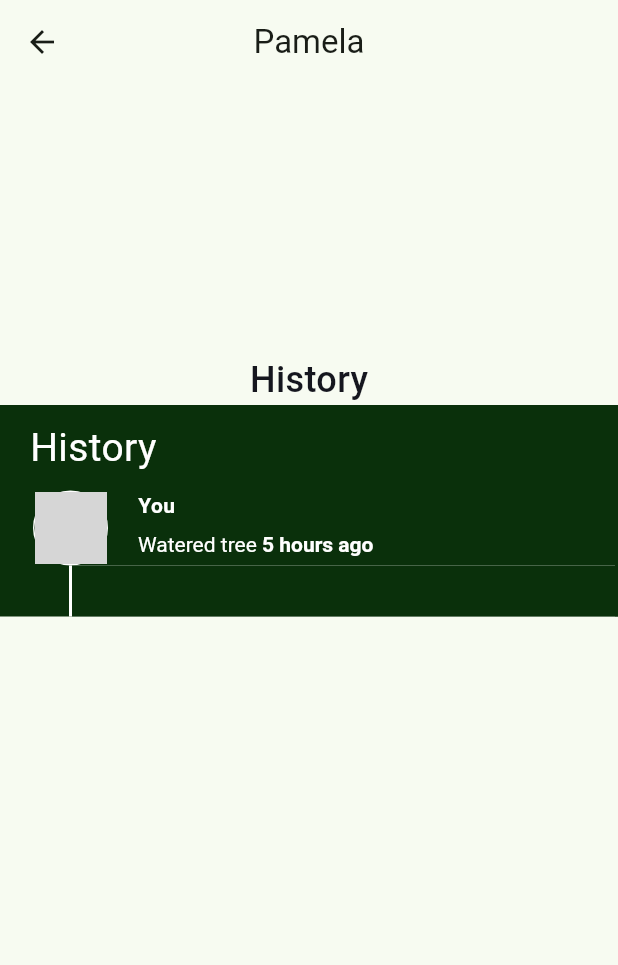
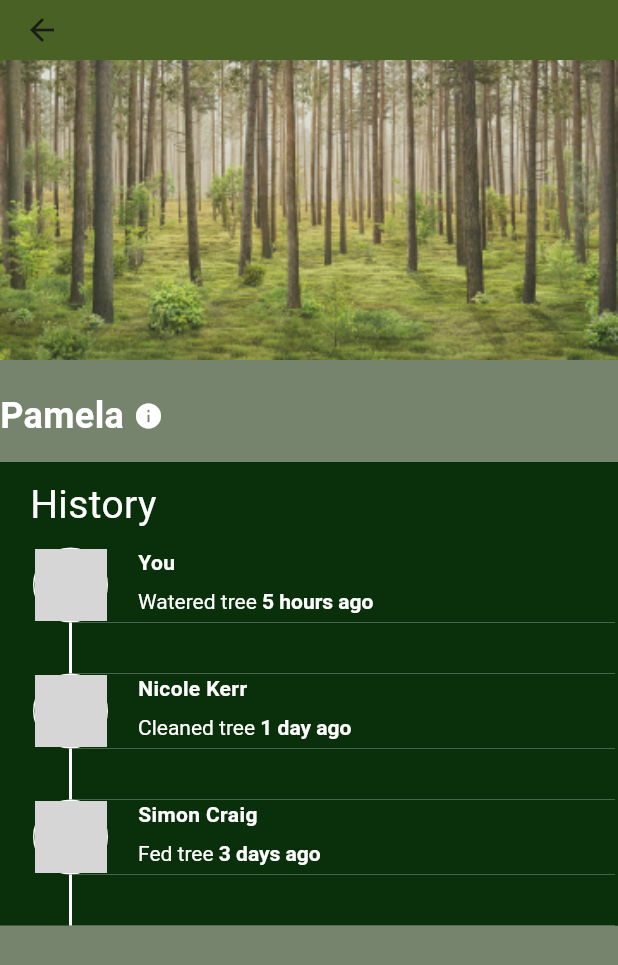
Before and after one commit to ChaiB04/treebud, a Flutter app: the InfoTree screen opened directly, on a phone screen of 412 x 824 dp. Shown: the top 965 px of the screen. Run offline on Flutter 3.47's test engine with Material 3 defaults, Android fonts, the phone set to English and light mode, and no system bars; missing offline and left inert: arcore_flutter_plugin; network calls fail; Roboto replaces fonts that are missing (Montserrat, Outfit); grey boxes are pictures that could not be loaded.

Commit message:
added the image banner and appbar

```diff
--- a/tree_bud/lib/screens/infotree.dart
+++ b/tree_bud/lib/screens/infotree.dart
@@ -2,35 +2,52 @@ import 'package:ar_function/widgets/historyname.dart';
 import 'package:flutter/material.dart';
 
 class InfoTree extends StatelessWidget {
-  const InfoTree({Key? key}) : super(key: key);
+  const InfoTree({super.key});
 
   @override
   Widget build(BuildContext context) {
     return Scaffold(
       appBar: AppBar(
-        title: const Text('Pamela'),
-        centerTitle: true,
+        backgroundColor: const Color.fromRGBO(73, 97, 36, 1.0),
+        toolbarHeight: 40,
       ),
-      body: SingleChildScrollView(
-        child: Column(
-          mainAxisSize: MainAxisSize.max,
+      backgroundColor: const Color.fromARGB(255, 118, 131, 109),
+      body: Column(
         crossAxisAlignment: CrossAxisAlignment.start,
         children: [
-            const Align(
-              alignment: AlignmentDirectional(0, 0),
-              child: Padding(
-                padding: EdgeInsetsDirectional.fromSTEB(0, 180, 0, 0),
-                child: Text(
-                  'History',
+           Image.asset(
+            'assets/images/boomstam.png',
+            height: 200,
+            width: double.infinity,
+            fit: BoxFit.cover,
+          ),
+          Padding(
+            padding: const EdgeInsets.only(top: 20.0, bottom: 40.0),
+            child: Column(
+              mainAxisAlignment: MainAxisAlignment.spaceBetween,
+              children: [
+               const Padding(
+                padding: EdgeInsets.only(bottom: 14.0),
+                child: Row(
+                  children: [
+                    Text(
+                      'Pamela ',
                       style: TextStyle(
-                    fontFamily: 'Outfit',
-                    color: Color(0xFF15161E),
+                        color: Colors.white,
                         fontSize: 24,
-                    fontWeight: FontWeight.w500,
+                        fontWeight: FontWeight.bold,
                       ),
                     ),
+                    Icon(
+                      Icons.info,
+                      color: Colors.white,
+                      size: 20),
+                    ]
                 ),
               ),
+
+
+
           Container(
             color: const Color.fromARGB(255, 10, 48, 11),
             child: const Column(
@@ -50,6 +67,7 @@ class InfoTree extends StatelessWidget {
                     ),
                   ),
                 ),
+
                 ProfileInfo(
                   imageUrl: 'https://images.unsplash.com/photo-1633332755192-727a05c4013d?ixlib=rb-1.2.1&ixid=MnwxMjA3fDB8MHxzZWFyY2h8MXx8dXNlcnxlbnwwfHwwfHw%3D&auto=format&fit=crop&w=900&q=60',
                   name: 'You',
@@ -57,12 +75,31 @@ class InfoTree extends StatelessWidget {
                   time: '5 hours ago',
                 ),
                 InfoCard(task: 'Watered tree ', time: '5 hours ago',),
+
+                ProfileInfo(
+                  imageUrl: 'https://images.unsplash.com/photo-1558072844-b2e8b546d415?w=800&auto=format&fit=crop&q=60&ixlib=rb-4.0.3&ixid=M3wxMjA3fDB8MHxzZWFyY2h8MTV8fHByb2ZpbGUlMjBpbWFnZXxlbnwwfHwwfHx8MA%3D%3D',
+                  name: 'Nicole Kerr',
+                  task: 'Cleaned tree ',
+                  time: '1 day ago'
+                ),
+                InfoCard(task: 'Cleaned tree', time: '1 day ago'),
+
+                ProfileInfo(
+                  imageUrl: 'https://images.unsplash.com/photo-1603415526960-f7e0328c63b1?w=800&auto=format&fit=crop&q=60&ixlib=rb-4.0.3&ixid=M3wxMjA3fDB8MHxzZWFyY2h8NTh8fHByb2ZpbGUlMjBpbWFnZXxlbnwwfHwwfHx8MA%3D%3D',
+                  name: 'Simon Craig',
+                  task: 'Fed tree ',
+                  time: '3 days ago'
+                ),
+                InfoCard(task: 'Fed tree', time: '3 days ago'),
+
               ],
             ),
           ),
               ],
             ),
           ),
+        ],
+      ),
       );
   }
 }
--- a/tree_bud/pubspec.yaml
+++ b/tree_bud/pubspec.yaml
@@ -55,6 +55,8 @@ flutter:
   # included with your application, so that you can use the icons in
   # the material Icons class.
   uses-material-design: true
+  assets:
+    - assets/images/boomstam.png
 
   # To add assets to your application, add an assets section, like this:
   # assets:
```
Also changed, not shown: tree_bud/assets/images/boomstam.png (added). Lines whose indentation alone changed are shown as unchanged.
